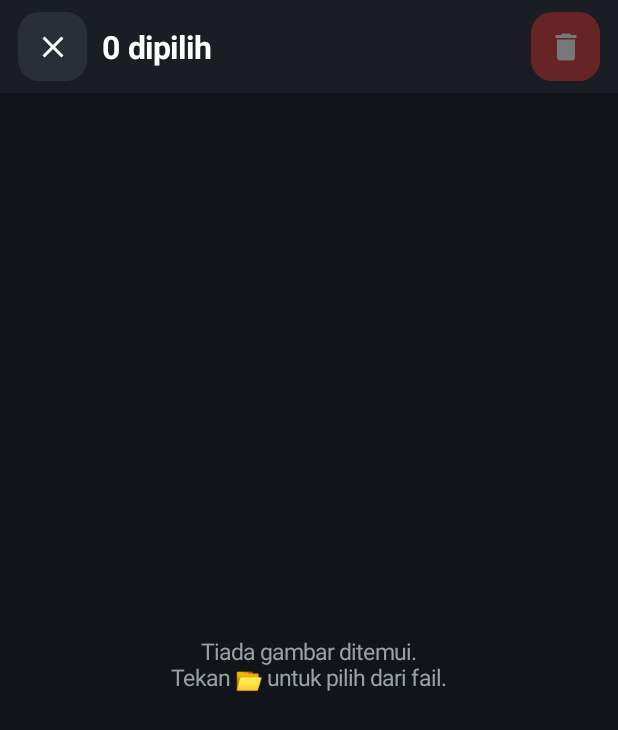
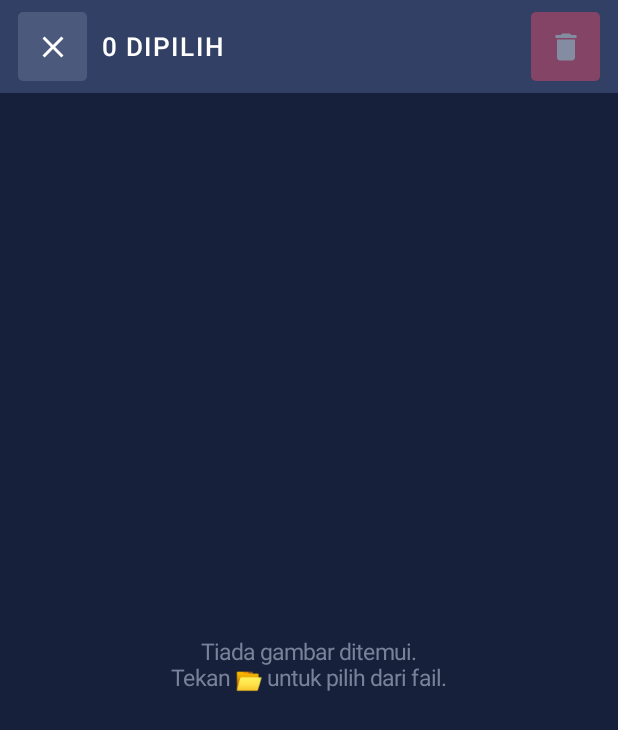
Before and after one commit to nikramzigit/fotonix, an Android app: the screen it shows after launch (MainActivity), after a tap on "Pilih gambar", on a phone screen of 412 x 824 dp. Shown: the top 730 px of the screen. Run offline under Robolectric (Android 15) with nearby library versions, the phone set to English and light mode, and no system bars.

Commit message:
Update MainActivity.java

```diff
--- a/app/src/main/java/com/fotonix/app/MainActivity.java
+++ b/app/src/main/java/com/fotonix/app/MainActivity.java
@@ -61,7 +61,10 @@ public class MainActivity extends Activity {
 
     private static final int REQ_PERM = 10, REQ_PICK = 11, REQ_DELETE = 12;
     private static final int PREVIEW_MAX = 2048;
-    private static final int BG = 0xFF111418, BAR = 0xFF1A1E24, BTN = 0xFF2A2F37, ACCENT = 0xFF4DA3FF, MUTED = 0xFF9AA0A6;
+    // Palet skill-phone-dark (flat: tiada bayang, tiada gradien)
+    private static final int BG = 0xFF16203B, BAR = 0xFF324065, BTN = 0xFF4B597C, INPUT = 0xFF3E4B6E, DIVIDER = 0xFF2D3A5D;
+    private static final int ACCENT = 0xFF00ABAC, TEAL_BTN = 0xFF00C1BB, CORAL = 0xFFFF4C67, SKY = 0xFF00ADDF;
+    private static final int MUTED = 0xFF7A8299, RADIUS = 3;
     private static final int[] PEN_COLORS = {0xFFE53935, 0xFF1E63E9, 0xFF000000};
     private static final String[] PEN_NAMES = {"Merah", "Biru", "Hitam"};
     private static final int T_NONE = 0, T_CROP = 1, T_DRAW = 2, T_BRI = 3;
@@ -127,6 +130,7 @@ public class MainActivity extends Activity {
     private SeekBar bri;
     private ImageView saveBtn, editDelBtn;
     private LinearLayout[] tools = new LinearLayout[4];
+    private View[] toolLines = new View[4];
     private View[] dots = new View[3];
     private int activeTool = T_NONE, penIdx = 0;
     private Uri curUri;
@@ -139,7 +143,7 @@ public class MainActivity extends Activity {
     protected void onCreate(Bundle b) {
         super.onCreate(b);
         dp = getResources().getDisplayMetrics().density;
-        getWindow().setStatusBarColor(BAR);
+        getWindow().setStatusBarColor(BG);
         getWindow().setNavigationBarColor(BAR);
         cache = new LruCache<Long, Bitmap>((int) (Runtime.getRuntime().maxMemory() / 1024 / 8)) {
             @Override protected int sizeOf(Long k, Bitmap v) { return v.getByteCount() / 1024; }
@@ -150,7 +154,7 @@ public class MainActivity extends Activity {
         root.addView(buildGallery(), new FrameLayout.LayoutParams(-1, -1));
         root.addView(buildEditor(), new FrameLayout.LayoutParams(-1, -1));
         peek = new ImageView(this);
-        peek.setBackgroundColor(0xF2000000);
+        peek.setBackgroundColor(0xF516203B);
         peek.setScaleType(ImageView.ScaleType.FIT_CENTER);
         peek.setVisibility(View.GONE);
         root.addView(peek, new FrameLayout.LayoutParams(-1, -1));
@@ -248,13 +252,14 @@ public class MainActivity extends Activity {
         cancelSelBtn = iconBtn(R.drawable.ic_close, "Batal pilihan", BTN);
         cancelSelBtn.setOnClickListener(v -> setSelecting(false));
         top.addView(cancelSelBtn);
-        galTitle = text("FotoNix", 21, Color.WHITE, true);
+        galTitle = text("FOTONIX", 17, Color.WHITE, true);
+        galTitle.setLetterSpacing(0.08f);
         galTitle.setPadding(px(10), 0, px(10), 0);
         top.addView(galTitle, new LinearLayout.LayoutParams(0, -2, 1));
         selBtn = iconBtn(R.drawable.ic_select, "Pilih gambar", BTN);
         selBtn.setOnClickListener(v -> setSelecting(true));
         top.addView(selBtn);
-        delBtn = iconBtn(R.drawable.ic_delete, "Padam", 0xFFD93025);
+        delBtn = iconBtn(R.drawable.ic_delete, "Padam", CORAL);
         delBtn.setOnClickListener(v -> deleteSelected());
         top.addView(delBtn);
         ImageView pick = iconBtn(R.drawable.ic_folder, "Pilih dari fail", BTN);
@@ -290,7 +295,7 @@ public class MainActivity extends Activity {
         grid.setHorizontalSpacing(px(2));
         grid.setVerticalSpacing(px(2));
         grid.setStretchMode(GridView.STRETCH_COLUMN_WIDTH);
-        grid.setSelector(new android.graphics.drawable.ColorDrawable(0x334DA3FF));
+        grid.setSelector(new android.graphics.drawable.ColorDrawable(0x3300ABAC));
         adapter = new GalleryAdapter();
         grid.setAdapter(adapter);
         grid.setOnItemClickListener((parent, view, pos, id) -> {
@@ -333,7 +338,7 @@ public class MainActivity extends Activity {
         permBtn.setText("Beri Kebenaran");
         permBtn.setAllCaps(false);
         permBtn.setTextColor(Color.WHITE);
-        permBtn.setBackground(round(0xFF1967D2, 12));
+        permBtn.setBackground(round(CORAL, RADIUS));
         permBtn.setVisibility(View.GONE);
         permBtn.setOnClickListener(v -> {
             if (Build.VERSION.SDK_INT >= 23 && askedOnce && !shouldShowRequestPermissionRationale(perms()[0])) {
@@ -399,10 +404,10 @@ public class MainActivity extends Activity {
                 cell = new FrameLayout(MainActivity.this);
                 iv = new ImageView(MainActivity.this);
                 iv.setScaleType(ImageView.ScaleType.CENTER_CROP);
-                iv.setBackgroundColor(0xFF22262D);
+                iv.setBackgroundColor(BAR);
                 cell.addView(iv, new FrameLayout.LayoutParams(-1, -1));
                 dim = new View(MainActivity.this);
-                dim.setBackgroundColor(0x664DA3FF);
+                dim.setBackgroundColor(0x6600ABAC);
                 cell.addView(dim, new FrameLayout.LayoutParams(-1, -1));
                 badge = new TextView(MainActivity.this);
                 badge.setGravity(Gravity.CENTER);
@@ -424,7 +429,7 @@ public class MainActivity extends Activity {
             if (selecting) {
                 GradientDrawable g = new GradientDrawable();
                 g.setShape(GradientDrawable.OVAL);
-                g.setColor(sel ? 0xFF1E63E9 : 0x55000000);
+                g.setColor(sel ? ACCENT : 0x5516203B);
                 g.setStroke(px(2), Color.WHITE);
                 badge.setBackground(g);
                 badge.setText(sel ? "✓" : "");
@@ -543,7 +548,7 @@ public class MainActivity extends Activity {
     }
 
     private void updateSelTitle() {
-        galTitle.setText(selecting ? selected.size() + " dipilih" : "FotoNix");
+        galTitle.setText(selecting ? selected.size() + " DIPILIH" : "FOTONIX");
         delBtn.setAlpha(selected.isEmpty() ? 0.4f : 1f);
     }
 
@@ -712,11 +717,10 @@ public class MainActivity extends Activity {
         info.addView(nameLbl);
         info.addView(metaLbl);
         top.addView(info, new LinearLayout.LayoutParams(0, -2, 1));
-        editDelBtn = iconBtn(R.drawable.ic_delete, "Padam gambar ini", 0xFF3A2328);
-        editDelBtn.setColorFilter(0xFFFF6B6B);
+        editDelBtn = iconBtn(R.drawable.ic_delete, "Padam gambar ini", CORAL);
         editDelBtn.setOnClickListener(v -> deleteCurrent());
         top.addView(editDelBtn);
-        saveBtn = iconBtn(R.drawable.ic_save, "Simpan", 0xFF1E8E3E);
+        saveBtn = iconBtn(R.drawable.ic_save, "Simpan", TEAL_BTN);
         ((LinearLayout.LayoutParams) saveBtn.getLayoutParams()).leftMargin = px(10);
         saveBtn.setOnClickListener(v -> save());
         top.addView(saveBtn);
@@ -746,6 +750,8 @@ public class MainActivity extends Activity {
         briPanel.addView(briLbl);
         bri = new SeekBar(this);
         bri.setMax(180);
+        bri.setProgressTintList(android.content.res.ColorStateList.valueOf(ACCENT));
+        bri.setThumbTintList(android.content.res.ColorStateList.valueOf(TEAL_BTN));
         bri.setProgress(80);
         bri.setOnSeekBarChangeListener(new SeekBar.OnSeekBarChangeListener() {
             public void onProgressChanged(SeekBar s, int v, boolean u) {
@@ -761,8 +767,7 @@ public class MainActivity extends Activity {
         cropPanel = panel();
         ImageView cancel = iconBtn(R.drawable.ic_close, "Batal", BTN);
         cancel.setOnClickListener(v -> cancelCrop());
-        ImageView apply = iconBtn(R.drawable.ic_check, "Pangkas", 0xFFF9AB00);
-        apply.setColorFilter(Color.BLACK);
+        ImageView apply = iconBtn(R.drawable.ic_check, "Pangkas", TEAL_BTN);
         apply.setOnClickListener(v -> {
             if (!editor.applyCrop()) toast("Kawasan pangkas terlalu kecil");
             setTool(T_NONE);
@@ -779,17 +784,20 @@ public class MainActivity extends Activity {
         // Bar alat bawah: Crop, Conteng, Rotate, Kecerahan
         LinearLayout toolBar = new LinearLayout(this);
         toolBar.setBackgroundColor(BAR);
-        toolBar.setPadding(px(8), px(10), px(8), px(14));
+        toolBar.setPadding(0, 0, 0, px(6));
         int[] icons = {R.drawable.ic_crop, R.drawable.ic_pen, R.drawable.ic_rotate, R.drawable.ic_brightness};
         String[] labels = {"Pangkas", "Conteng", "Putar", "Kecerahan"};
         for (int i = 0; i < 4; i++) {
             tools[i] = tool(icons[i], labels[i]);
             toolBar.addView(tools[i], new LinearLayout.LayoutParams(0, -2, 1));
+            toolLines[i] = new View(this);
+            tools[i].addView(toolLines[i], 0, new LinearLayout.LayoutParams(-1, px(3)));   // garis aktif teal di atas
         }
         // titik kecil di bawah ikon pen menunjukkan warna semasa
         penDot = new View(this);
         LinearLayout.LayoutParams dlp = new LinearLayout.LayoutParams(px(8), px(8));
-        dlp.topMargin = px(3);
+        dlp.topMargin = -px(8);
+        dlp.bottomMargin = px(4);
         tools[1].addView(penDot, dlp);
         tools[0].setOnClickListener(v -> {
             if (activeTool == T_CROP) return;
@@ -835,9 +843,10 @@ public class MainActivity extends Activity {
         int[] map = {T_CROP, T_DRAW, T_NONE, T_BRI};
         for (int i = 0; i < 4; i++) {
             boolean on = map[i] == t && t != T_NONE;
-            ImageView ic = (ImageView) tools[i].getChildAt(0);
-            ic.setBackground(on ? oval(ACCENT) : null);
-            ic.setColorFilter(on ? 0xFF0B1A2E : 0xFFE8EAED);
+            ImageView ic = (ImageView) tools[i].getChildAt(1);
+            tools[i].setBackgroundColor(on ? BTN : 0);
+            ic.setColorFilter(on ? Color.WHITE : 0xFFB8BFD3);
+            toolLines[i].setBackgroundColor(on ? ACCENT : 0);
         }
     }
 
@@ -855,7 +864,7 @@ public class MainActivity extends Activity {
             GradientDrawable g = new GradientDrawable();
             g.setShape(GradientDrawable.OVAL);
             g.setColor(PEN_COLORS[i]);
-            g.setStroke(px(i == idx ? 3 : 1), i == idx ? Color.WHITE : 0xFF555B63);
+            g.setStroke(px(i == idx ? 3 : 1), i == idx ? ACCENT : MUTED);
             dots[i].setBackground(g);
         }
     }
@@ -1083,7 +1092,7 @@ public class MainActivity extends Activity {
 
     private LinearLayout panel() {
         LinearLayout l = new LinearLayout(this);
-        l.setBackgroundColor(0xFF20252C);
+        l.setBackgroundColor(INPUT);
         l.setGravity(Gravity.CENTER);
         l.setPadding(px(14), px(10), px(14), px(10));
         l.setVisibility(View.GONE);
@@ -1097,10 +1106,10 @@ public class MainActivity extends Activity {
         l.setContentDescription(label);
         ImageView ic = new ImageView(this);
         ic.setImageResource(icon);
-        ic.setColorFilter(0xFFE8EAED);
+        ic.setColorFilter(0xFFB8BFD3);
         ic.setScaleType(ImageView.ScaleType.CENTER);
         ic.setContentDescription(label);
-        l.addView(ic, new LinearLayout.LayoutParams(px(52), px(52)));
+        l.addView(ic, new LinearLayout.LayoutParams(px(52), px(54)));
         l.setOnLongClickListener(v -> { toast(label); return true; });
         return l;
     }
@@ -1117,7 +1126,7 @@ public class MainActivity extends Activity {
         t.setText(s);
         t.setTextSize(sp);
         t.setTextColor(color);
-        if (bold) t.setTypeface(Typeface.DEFAULT_BOLD);
+        if (bold) t.setTypeface(Typeface.create("sans-serif-medium", Typeface.NORMAL));
         return t;
     }
 
@@ -1130,7 +1139,7 @@ public class MainActivity extends Activity {
         b.setClickable(true);
         b.setOnLongClickListener(v -> { toast(label); return true; });
         b.setBackground(new android.graphics.drawable.RippleDrawable(
-                android.content.res.ColorStateList.valueOf(0x33FFFFFF), round(color, 14), null));
+                android.content.res.ColorStateList.valueOf(0x33FFFFFF), round(color, RADIUS), null));
         b.setLayoutParams(new LinearLayout.LayoutParams(px(46), px(46)));
         return b;
     }
```
